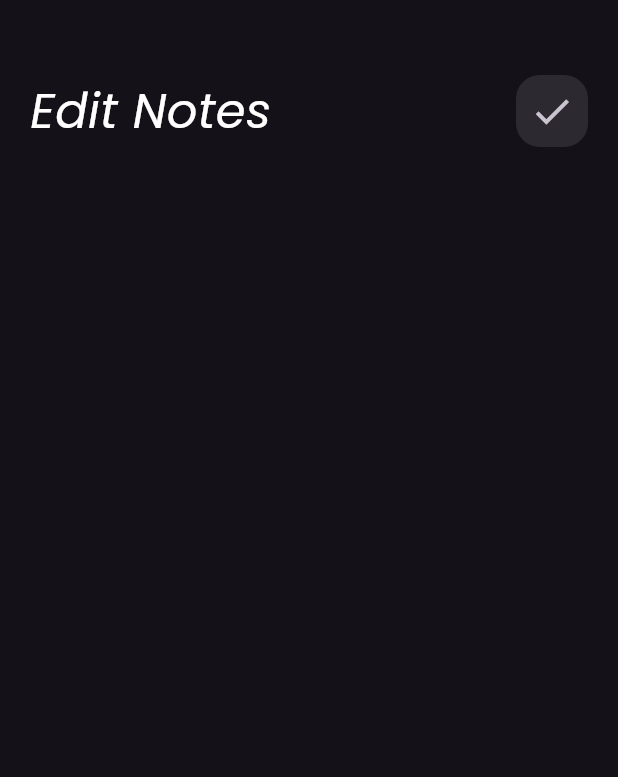
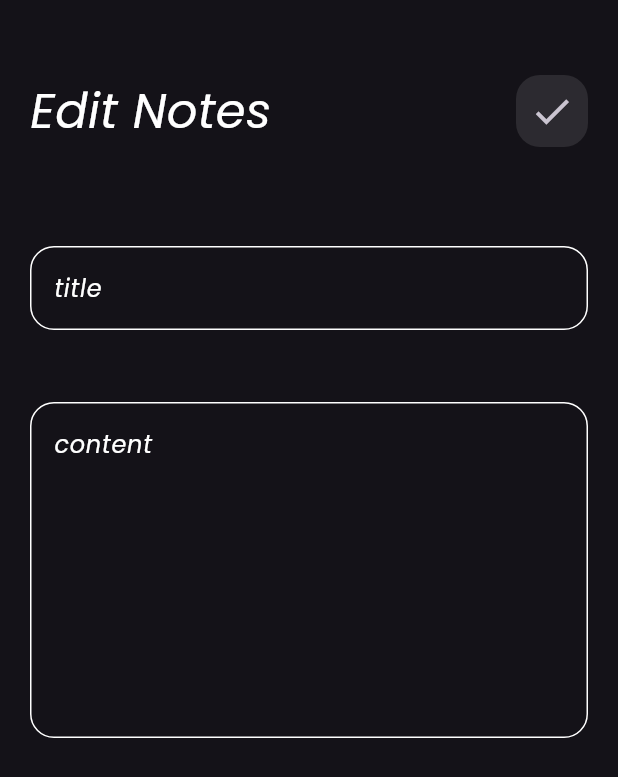
Before and after one commit to merooahmed/note_app, a Flutter app: the EditNoteView screen opened directly, on a phone screen of 412 x 824 dp. Shown: the top 777 px of the screen. Run offline on Flutter 3.47's test engine with Material 3 defaults, Android fonts, the phone set to English and light mode, and no system bars; our stand-ins replace font_awesome_flutter.

Commit message:
edit note view body done

```diff
--- a/lib/views/widgets/edit_note_view_body.dart
+++ b/lib/views/widgets/edit_note_view_body.dart
@@ -1,5 +1,6 @@
 import 'package:flutter/material.dart';
 import 'package:noteapp/views/widgets/custom_app_bar.dart';
+import 'package:noteapp/views/widgets/custom_texxt_field.dart';
 
 class EditNoteViewBody extends StatelessWidget {
   const EditNoteViewBody({super.key});
@@ -16,13 +17,20 @@ class EditNoteViewBody extends StatelessWidget {
           CustomAppBar(
             title: 'Edit Notes',
             icon: Icons.check,
-
+          ),
+          SizedBox(
+            height: 50,
+          ),
+          CustomTextField(hint: 'title'),
+          SizedBox(
+            height: 16,
+          ),
+          CustomTextField(
+            hint: 'content',
+            maxline: 8,
           )
-
         ],
       ),
     );
-
-
   }
 }
```
Lines whose indentation alone changed are shown as unchanged.
